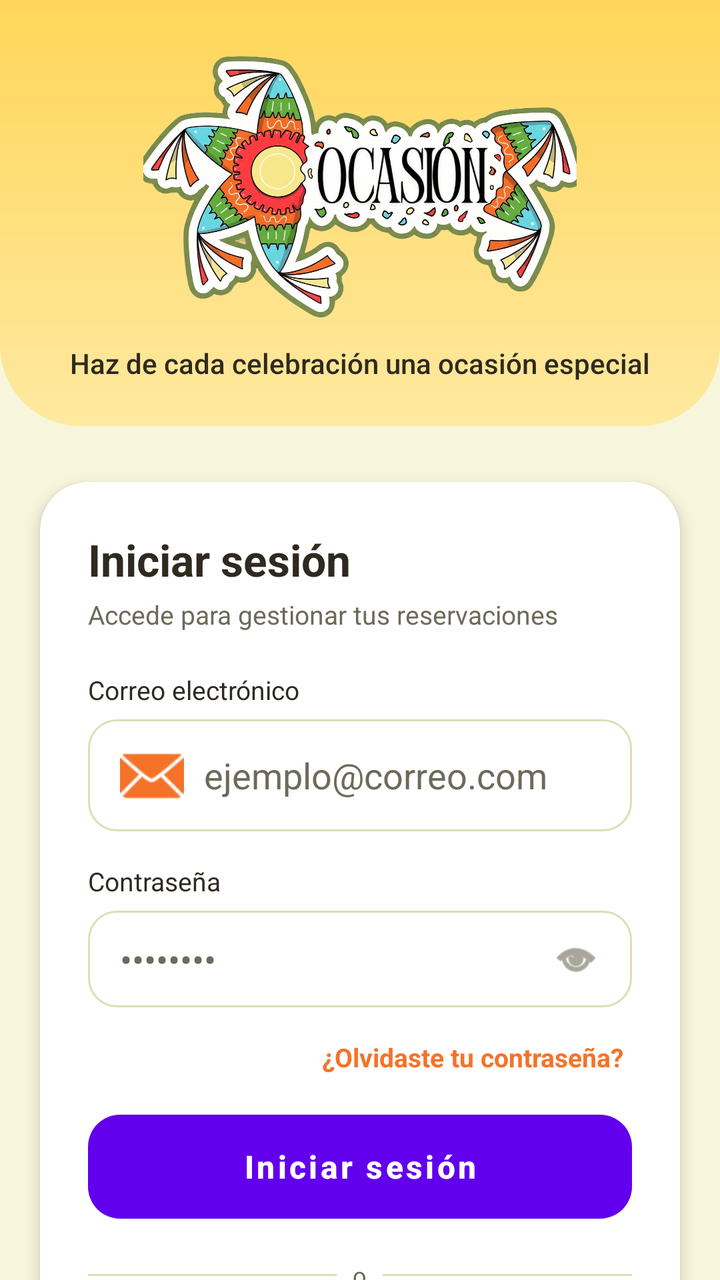
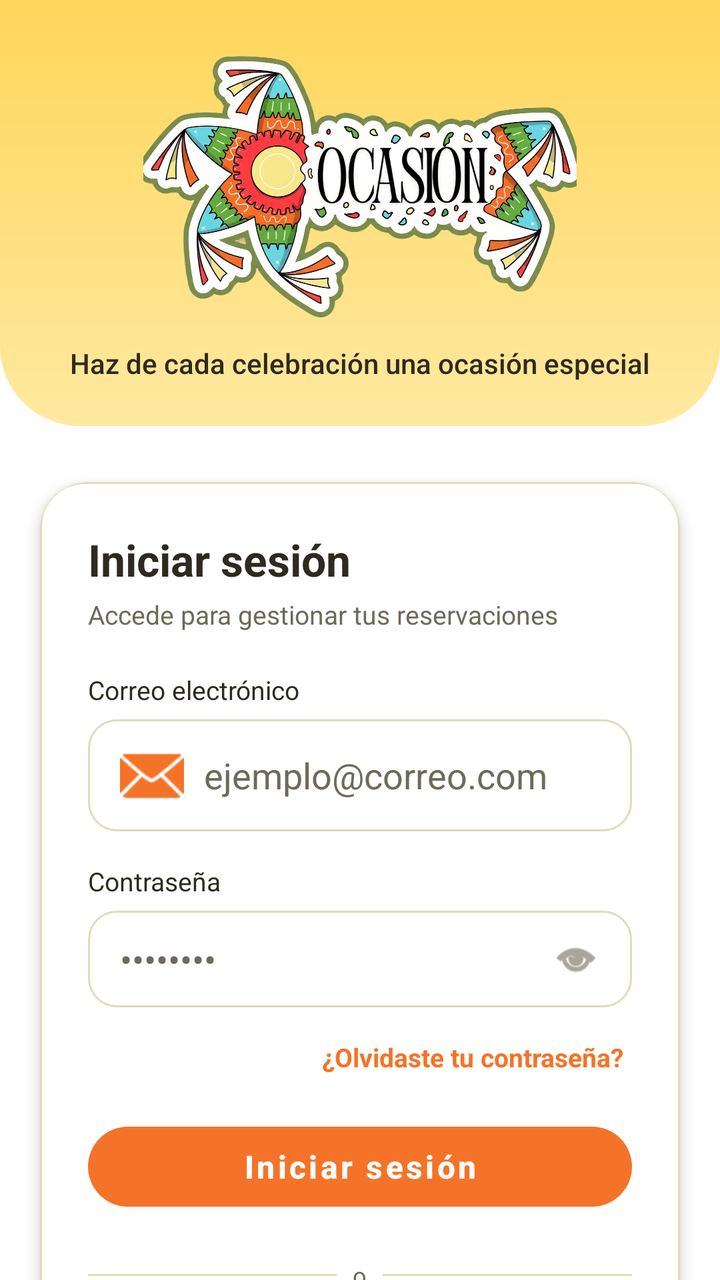

The first picture is an Android layout as it rendered before a commit; the second is the same layout after the commit. The layout source and the unified diff follow.
<!-- AndroidManifest.xml: activity theme Theme.Ocasion_mobil_v2 -->
<!-- res/layout/activity_login.xml -->
<?xml version="1.0" encoding="utf-8"?>
<androidx.core.widget.NestedScrollView xmlns:android="http://schemas.android.com/apk/res/android"
    xmlns:app="http://schemas.android.com/apk/res-auto"
    android:layout_width="match_parent"
    android:layout_height="match_parent"
    android:fillViewport="true"
    android:background="@color/bg_general">

    <androidx.constraintlayout.widget.ConstraintLayout
        android:layout_width="match_parent"
        android:layout_height="wrap_content">

        <include
            android:id="@+id/headerAcceso"
            layout="@layout/header_acceso_ocasion"
            android:layout_width="0dp"
            android:layout_height="wrap_content"
            app:layout_constraintTop_toTopOf="parent"
            app:layout_constraintStart_toStartOf="parent"
            app:layout_constraintEnd_toEndOf="parent" />

        
        <TextView
            android:id="@+id/tvAppName"
            android:fontFamily="sans-serif-medium"
            android:layout_width="wrap_content"
            android:layout_height="wrap_content"
            android:layout_marginTop="8dp"
            android:textColor="@color/texto_principal"
            android:textSize="12sp"
            android:textStyle="bold"
            app:layout_constraintEnd_toEndOf="parent"
            app:layout_constraintStart_toStartOf="parent"
            app:layout_constraintTop_toBottomOf="@id/headerAcceso"/>

        <androidx.cardview.widget.CardView
            android:id="@+id/cardForm"
            android:layout_width="0dp"
            android:layout_height="wrap_content"
            android:layout_marginTop="28dp"
            android:layout_marginStart="20dp"
            android:layout_marginEnd="20dp"
            android:layout_marginBottom="24dp"
            app:cardCornerRadius="24dp"
            app:cardElevation="4dp"
            app:cardBackgroundColor="@color/blanco"
            app:layout_constraintTop_toBottomOf="@id/headerAcceso"
            app:layout_constraintStart_toStartOf="parent"
            app:layout_constraintEnd_toEndOf="parent">

            <LinearLayout
                android:layout_width="match_parent"
                android:layout_height="wrap_content"
                android:orientation="vertical"
                android:padding="24dp">

                <TextView
                    android:layout_width="wrap_content"
                    android:layout_height="wrap_content"
                    android:text="Iniciar sesión"
                    android:textColor="@color/texto_principal"
                    android:textSize="22sp"
                    android:textStyle="bold" />

                <TextView
                    android:layout_width="wrap_content"
                    android:layout_height="wrap_content"
                    android:layout_marginTop="4dp"
                    android:layout_marginBottom="20dp"
                    android:text="Accede para gestionar tus reservaciones"
                    android:textColor="@color/texto_secundario"
                    android:textSize="13sp" />

                
                <TextView
                    android:layout_width="wrap_content"
                    android:layout_height="wrap_content"
                    android:text="Correo electrónico"
                    android:textColor="@color/texto_principal"
                    android:textSize="13sp"
                    android:layout_marginBottom="6dp" />

                <EditText
                    android:id="@+id/etEmail"
                    android:layout_width="match_parent"
                    android:layout_height="wrap_content"
                    android:background="@drawable/bg_edittext"
                    android:hint="ejemplo@correo.com"
                    android:textColorHint="@color/texto_secundario"
                    android:textColor="@color/texto_principal"
                    android:inputType="textEmailAddress"
                    android:maxLines="1"
                    android:drawableStart="@android:drawable/ic_dialog_email"
                    android:drawablePadding="10dp"
                    android:drawableTint="@color/naranja_primario"
                    android:importantForAutofill="yes"
                    android:autofillHints="emailAddress" />

                
                <TextView
                    android:layout_width="wrap_content"
                    android:layout_height="wrap_content"
                    android:layout_marginTop="16dp"
                    android:text="Contraseña"
                    android:textColor="@color/texto_principal"
                    android:textSize="13sp"
                    android:layout_marginBottom="6dp" />

                <RelativeLayout
                    android:layout_width="match_parent"
                    android:layout_height="wrap_content">

                    <EditText
                        android:id="@+id/etPassword"
                        android:layout_width="match_parent"
                        android:layout_height="wrap_content"
                        android:background="@drawable/bg_edittext"
                        android:hint="••••••••"
                        android:textColorHint="@color/texto_secundario"
                        android:textColor="@color/texto_principal"
                        android:inputType="textPassword"
                        android:paddingEnd="48dp"
                        android:maxLines="1"
                        android:importantForAutofill="yes"
                        android:autofillHints="password" />

                    <ImageView
                        android:id="@+id/ivTogglePassword"
                        android:layout_width="24dp"
                        android:layout_height="24dp"
                        android:layout_alignParentEnd="true"
                        android:layout_centerVertical="true"
                        android:layout_marginEnd="16dp"
                        android:src="@android:drawable/ic_menu_view"
                        app:tint="@color/texto_secundario"
                        android:contentDescription="Mostrar/ocultar contraseña" />

                </RelativeLayout>

                
                <TextView
                    android:id="@+id/tvError"
                    android:layout_width="wrap_content"
                    android:layout_height="wrap_content"
                    android:layout_marginTop="10dp"
                    android:text="Correo o contraseña incorrectos"
                    android:textColor="@color/rojo_error"
                    android:textSize="12sp"
                    android:visibility="gone" />

                
                <TextView
                    android:id="@+id/tvForgotPassword"
                    android:layout_width="wrap_content"
                    android:layout_height="wrap_content"
                    android:layout_gravity="end"
                    android:layout_marginTop="12dp"
                    android:text="¿Olvidaste tu contraseña?"
                    android:textColor="@color/naranja_primario"
                    android:textSize="13sp"
                    android:textStyle="bold"
                    android:padding="4dp" />

                
                <Button
                    android:id="@+id/btnLogin"
                    android:layout_width="match_parent"
                    android:layout_height="52dp"
                    android:layout_marginTop="16dp"
                    android:background="@drawable/bg_button_primary"
                    android:text="Iniciar sesión"
                    android:textColor="@color/blanco"
                    android:textSize="16sp"
                    android:textStyle="bold"
                    android:textAllCaps="false"
                    android:elevation="0dp"
                    android:stateListAnimator="@null" />

                
                <ProgressBar
                    android:id="@+id/progressLogin"
                    style="?android:attr/progressBarStyleSmall"
                    android:layout_width="wrap_content"
                    android:layout_height="wrap_content"
                    android:layout_gravity="center"
                    android:layout_marginTop="12dp"
                    android:visibility="gone"
                    android:indeterminateTint="@color/naranja_primario" />

                
                <LinearLayout
                    android:layout_width="match_parent"
                    android:layout_height="wrap_content"
                    android:orientation="horizontal"
                    android:gravity="center_vertical"
                    android:layout_marginTop="20dp">

                    <View
                        android:layout_width="0dp"
                        android:layout_height="1dp"
                        android:layout_weight="1"
                        android:background="@color/borde_input" />

                    <TextView
                        android:layout_width="wrap_content"
                        android:layout_height="wrap_content"
                        android:layout_marginStart="8dp"
                        android:layout_marginEnd="8dp"
                        android:text="o"
                        android:textColor="@color/texto_secundario"
                        android:textSize="12sp" />

                    <View
                        android:layout_width="0dp"
                        android:layout_height="1dp"
                        android:layout_weight="1"
                        android:background="@color/borde_input" />

                </LinearLayout>
                <Button
                    android:id="@+id/btnGoogleSignIn"
                    android:layout_width="match_parent"
                    android:layout_height="52dp"
                    android:layout_marginTop="16dp"
                    android:background="@drawable/bg_edittext"
                    android:text="Continuar con Google"
                    android:textAllCaps="false"
                    android:textSize="15sp"
                    android:drawableStart="@android:drawable/ic_dialog_email"
                    android:drawablePadding="10dp"
                    android:gravity="center" />
                
                <LinearLayout
                    android:layout_width="match_parent"
                    android:layout_height="wrap_content"
                    android:orientation="horizontal"
                    android:gravity="center"
                    android:layout_marginTop="16dp">

                    <TextView
                        android:layout_width="wrap_content"
                        android:layout_height="wrap_content"
                        android:text="¿No tienes cuenta? "
                        android:textColor="@color/texto_secundario"
                        android:textSize="13sp" />

                    <TextView
                        android:id="@+id/tvGoToRegister"
                        android:layout_width="wrap_content"
                        android:layout_height="wrap_content"
                        android:text="Regístrate"
                        android:textColor="@color/verde_primario"
                        android:textSize="13sp"
                        android:textStyle="bold" />

                </LinearLayout>

            </LinearLayout>

        </androidx.cardview.widget.CardView>

    </androidx.constraintlayout.widget.ConstraintLayout>

</androidx.core.widget.NestedScrollView>
<!-- res/layout/header_acceso_ocasion.xml (included above) -->
<?xml version="1.0" encoding="utf-8"?>
<LinearLayout xmlns:android="http://schemas.android.com/apk/res/android"
    android:layout_width="match_parent"
    android:layout_height="wrap_content"
    android:background="@drawable/bg_header_curve"
    android:gravity="center"
    android:orientation="vertical"
    android:paddingStart="24dp"
    android:paddingTop="24dp"
    android:paddingEnd="24dp"
    android:paddingBottom="22dp">

    <ImageView
        android:id="@+id/imgLogo"
        android:layout_width="match_parent"
        android:layout_height="140dp"
        android:contentDescription="Ocasión"
        android:scaleType="fitCenter"
        android:src="@drawable/logo2" />

    <TextView
        android:id="@+id/tvLemaOcasion"
        android:layout_width="match_parent"
        android:layout_height="wrap_content"
        android:layout_marginTop="8dp"
        android:fontFamily="sans-serif-medium"
        android:gravity="center"
        android:text="Haz de cada celebración una ocasión especial"
        android:textColor="@color/texto_principal"
        android:textSize="14sp" />

</LinearLayout>
<!-- resources referenced by this layout -->
<resources>
  <color name="bg_general">#F7F6DC</color>
  <color name="blanco">#FFFFFF</color>
  <color name="borde_input">#E0DCB8</color>
  <color name="naranja_primario">#F57328</color>
  <color name="rojo_error">#CC3636</color>
  <color name="texto_principal">#2E2A1F</color>
  <color name="texto_secundario">#6E6A5A</color>
  <color name="verde_primario">#367E18</color>
  <!-- drawable bg_button_primary (drawable) -->
  <?xml version="1.0" encoding="utf-8"?>
  <selector xmlns:android="http://schemas.android.com/apk/res/android">
      <item android:state_pressed="true">
          <shape android:shape="rectangle">
              <solid android:color="@color/verde_primario" />
              <corners android:radius="16dp" />
          </shape>
      </item>
      <item>
          <shape android:shape="rectangle">
              <solid android:color="@color/naranja_primario" />
              <corners android:radius="16dp" />
          </shape>
      </item>
  </selector>
  <!-- drawable bg_edittext (drawable) -->
  <?xml version="1.0" encoding="utf-8"?>
  <shape xmlns:android="http://schemas.android.com/apk/res/android"
      android:shape="rectangle">
  
      <solid android:color="@color/blanco" />
      <stroke
          android:width="1dp"
          android:color="@color/borde_input" />
      <corners android:radius="14dp" />
      <padding
          android:left="16dp"
          android:top="12dp"
          android:right="16dp"
          android:bottom="12dp" />
  </shape>
  <!-- drawable bg_header_curve (drawable) -->
  <?xml version="1.0" encoding="utf-8"?>
  <shape xmlns:android="http://schemas.android.com/apk/res/android"
      android:shape="rectangle">
      <gradient
          android:startColor="@color/header_footer_dark"
          android:endColor="@color/header_footer_light"
          android:angle="270" />
      <corners
          android:bottomLeftRadius="40dp"
          android:bottomRightRadius="40dp" />
  </shape>
  <!-- drawable logo2: png bitmap (drawable, 947138 bytes) -->
  <style name="Theme.Ocasion_mobil_v2" parent="Theme.MaterialComponents.Light.NoActionBar" />
  <color name="header_footer_dark">#FFD65A</color>
  <color name="header_footer_light">#FFE9A0</color>
</resources>

<!-- the commit's change to res/layout/activity_login.xml (unified diff, before → after) -->
@@ -52,7 +52,8 @@
                 android:layout_width="match_parent"
                 android:layout_height="wrap_content"
                 android:orientation="vertical"
-                android:padding="24dp">
+                android:padding="24dp"
+                android:background="@drawable/bg_owner_card">
 
                 <TextView
                     android:layout_width="wrap_content"
@@ -162,12 +163,14 @@
                     android:padding="4dp" />
 
                 
-                <Button
+                <com.google.android.material.button.MaterialButton
                     android:id="@+id/btnLogin"
                     android:layout_width="match_parent"
-                    android:layout_height="52dp"
+                    android:layout_height="wrap_content"
+                    android:minHeight="52dp"
                     android:layout_marginTop="16dp"
-                    android:background="@drawable/bg_button_primary"
+                    style="@style/BotonOcasionPrincipal"
+                    app:backgroundTint="@color/naranja_primario"
                     android:text="Iniciar sesión"
                     android:textColor="@color/blanco"
                     android:textSize="16sp"
@@ -217,17 +220,18 @@
                         android:background="@color/borde_input" />
 
                 </LinearLayout>
-                <Button
+                <com.google.android.material.button.MaterialButton
                     android:id="@+id/btnGoogleSignIn"
                     android:layout_width="match_parent"
-                    android:layout_height="52dp"
+                    android:layout_height="wrap_content"
+                    android:minHeight="52dp"
                     android:layout_marginTop="16dp"
-                    android:background="@drawable/bg_edittext"
+                    style="@style/BotonOcasionPrincipal"
+                    app:backgroundTint="@color/naranja_primario"
                     android:text="Continuar con Google"
                     android:textAllCaps="false"
                     android:textSize="15sp"
-                    android:drawableStart="@android:drawable/ic_dialog_email"
-                    android:drawablePadding="10dp"
+                    android:textColor="@color/blanco"
                     android:gravity="center" />
                 
                 <LinearLayout
<!-- resource entries referenced after the edit -->
@@ -1,6 +1,6 @@
 <!-- resources referenced by this layout -->
 <resources>
-  <color name="bg_general">#F7F6DC</color>
+  <color name="bg_general">#FFFFFF</color>
   <color name="blanco">#FFFFFF</color>
   <color name="borde_input">#E0DCB8</color>
   <color name="naranja_primario">#F57328</color>
@@ -8,22 +8,6 @@
   <color name="texto_principal">#2E2A1F</color>
   <color name="texto_secundario">#6E6A5A</color>
   <color name="verde_primario">#367E18</color>
-  <!-- drawable bg_button_primary (drawable) -->
-  <?xml version="1.0" encoding="utf-8"?>
-  <selector xmlns:android="http://schemas.android.com/apk/res/android">
-      <item android:state_pressed="true">
-          <shape android:shape="rectangle">
-              <solid android:color="@color/verde_primario" />
-              <corners android:radius="16dp" />
-          </shape>
-      </item>
-      <item>
-          <shape android:shape="rectangle">
-              <solid android:color="@color/naranja_primario" />
-              <corners android:radius="16dp" />
-          </shape>
-      </item>
-  </selector>
   <!-- drawable bg_edittext (drawable) -->
   <?xml version="1.0" encoding="utf-8"?>
   <shape xmlns:android="http://schemas.android.com/apk/res/android"
@@ -52,7 +36,29 @@
           android:bottomLeftRadius="40dp"
           android:bottomRightRadius="40dp" />
   </shape>
+  <!-- drawable bg_owner_card (drawable) -->
+  <?xml version="1.0" encoding="utf-8"?>
+  <shape xmlns:android="http://schemas.android.com/apk/res/android"
+      android:shape="rectangle">
+  
+      <solid android:color="@color/blanco" />
+  
+      <corners android:radius="22dp" />
+  
+      <stroke
+          android:width="1dp"
+          android:color="@color/borde_input" />
+  
+  </shape>
   <!-- drawable logo2: png bitmap (drawable, 947138 bytes) -->
+  <style name="BotonOcasionPrincipal" parent="Widget.MaterialComponents.Button">
+          <item name="backgroundTint">@color/verde_primario</item>
+          <item name="android:textColor">@color/blanco</item>
+          <item name="android:textAllCaps">false</item>
+          <item name="android:textStyle">bold</item>
+          <item name="android:minHeight">48dp</item>
+          <item name="cornerRadius">22dp</item>
+      </style>
   <style name="Theme.Ocasion_mobil_v2" parent="Theme.MaterialComponents.Light.NoActionBar" />
   <color name="header_footer_dark">#FFD65A</color>
   <color name="header_footer_light">#FFE9A0</color>
